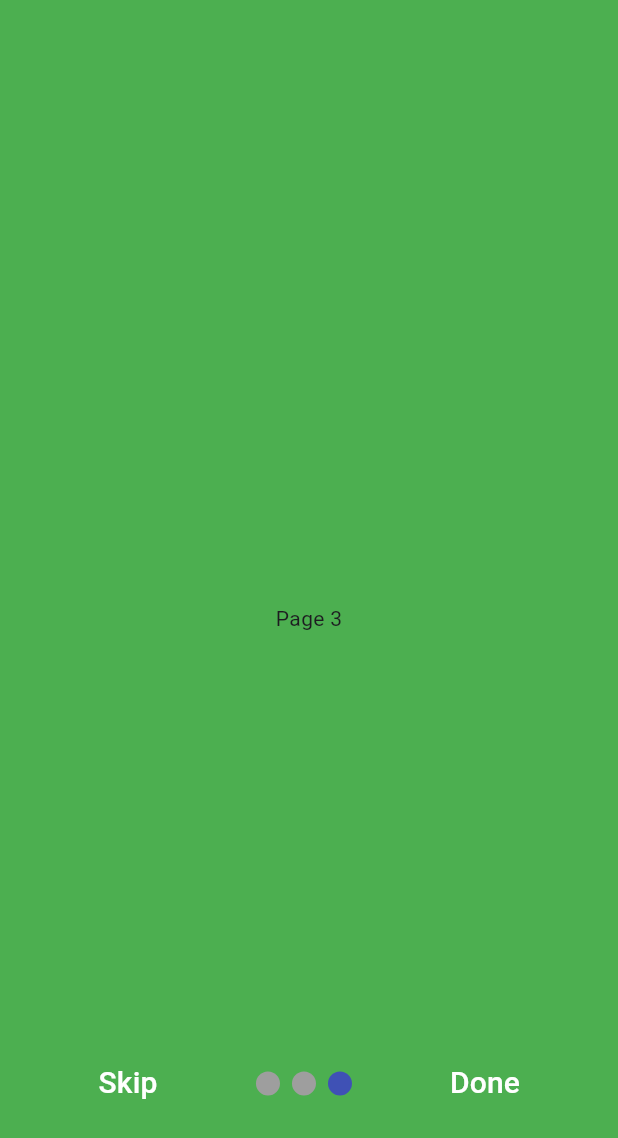
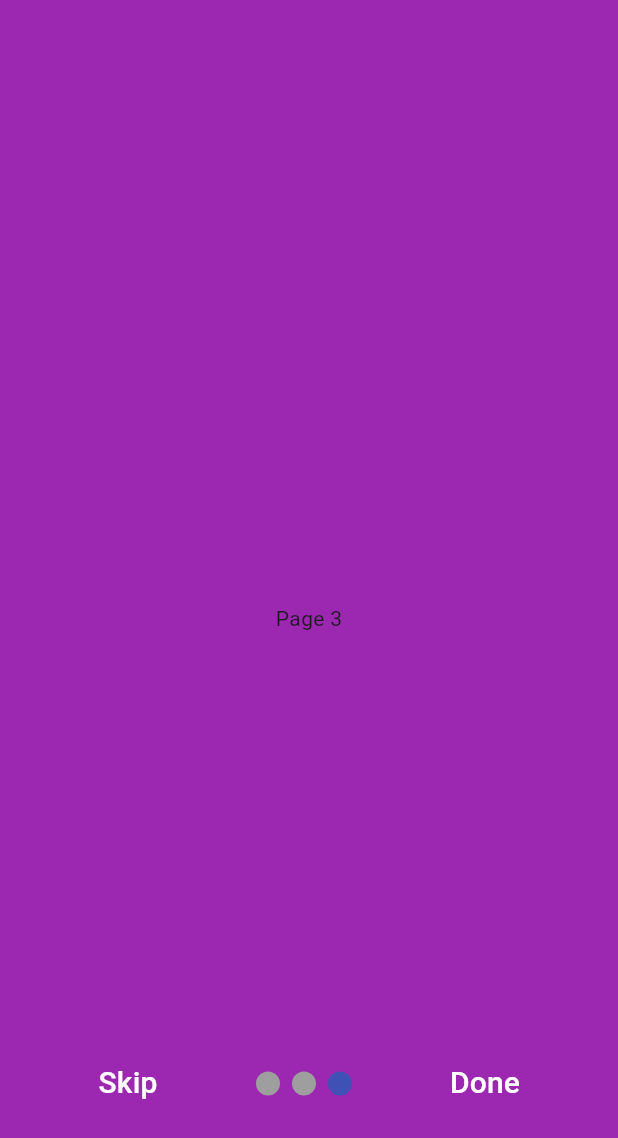
Before and after one commit to HimalThapaMagar/onboarding_screen, a Flutter app: the screen it shows after launch, after a tap on "Skip", on a phone screen of 412 x 824 dp. Shown: the top 1138 px of the screen. Run offline on Flutter 3.47's test engine with Material 3 defaults, Android fonts, the phone set to English and light mode, and no system bars; drawn by our look-alikes of smooth_page_indicator.

```diff
--- a/lib/main.dart
+++ b/lib/main.dart
@@ -1,5 +1,5 @@
 import 'package:flutter/material.dart';
-import 'package:onboarding_screen/onoboading.dart';
+import 'package:onboarding_screen/onboarding.dart';
 
 void main() {
   runApp(const MyApp());
--- a/lib/onoboading.dart
+++ b/lib/onboarding.dart
@@ -1,5 +1,8 @@
 import 'package:flutter/material.dart';
 import 'package:onboarding_screen/mainscreen.dart';
+import 'package:onboarding_screen/onboarding_screens/onboarding_screen1.dart';
+import 'package:onboarding_screen/onboarding_screens/onboarding_screen2.dart';
+import 'package:onboarding_screen/onboarding_screens/onboarding_screen3.dart';
 import 'package:smooth_page_indicator/smooth_page_indicator.dart';
 
 class OnboardingScreen extends StatefulWidget {
@@ -31,25 +34,10 @@ class _OnboardingScreenState extends State<OnboardingScreen> {
                 });
               }
             },
-            children: [
-              Container(
-                color: Colors.red,
-                child: const Center(
-                  child: Text('Page 1'),
-                ),
-              ),
-              Container(
-                color: Colors.blue,
-                child: const Center(
-                  child: Text('Page 2'),
-                ),
-              ),
-              Container(
-                color: Colors.green,
-                child: const Center(
-                  child: Text('Page 3'),
-                ),
-              ),
+            children: const[
+              OnboardingPage1(),
+              OnboardingPage2(),
+              OnboardingPage3(),
             ],
           ),
           Container(
--- /dev/null
+++ b/lib/onboarding_screens/onboarding_screen1.dart
@@ -0,0 +1,15 @@
+import 'package:flutter/material.dart';
+
+class OnboardingPage1 extends StatelessWidget {
+  const OnboardingPage1({super.key});
+
+  @override
+  Widget build(BuildContext context) {
+    return const Scaffold(
+      backgroundColor: Colors.amberAccent,
+      body: Center(
+        child: Text("Page 1"),
+      ),
+    );
+  }
+}
--- /dev/null
+++ b/lib/onboarding_screens/onboarding_screen2.dart
@@ -0,0 +1,15 @@
+import 'package:flutter/material.dart';
+
+class OnboardingPage2 extends StatelessWidget {
+  const OnboardingPage2({super.key});
+
+  @override
+  Widget build(BuildContext context) {
+    return const Scaffold(
+      backgroundColor: Colors.redAccent,
+      body: Center(
+        child: Text("Page 2"),
+      ),
+    );
+  }
+}
--- /dev/null
+++ b/lib/onboarding_screens/onboarding_screen3.dart
@@ -0,0 +1,15 @@
+import 'package:flutter/material.dart';
+
+class OnboardingPage3 extends StatelessWidget {
+  const OnboardingPage3({super.key});
+
+  @override
+  Widget build(BuildContext context) {
+    return const Scaffold(
+      backgroundColor: Colors.purple,
+      body: Center(
+        child: Text("Page 3"),
+      ),
+    );
+  }
+}
```
